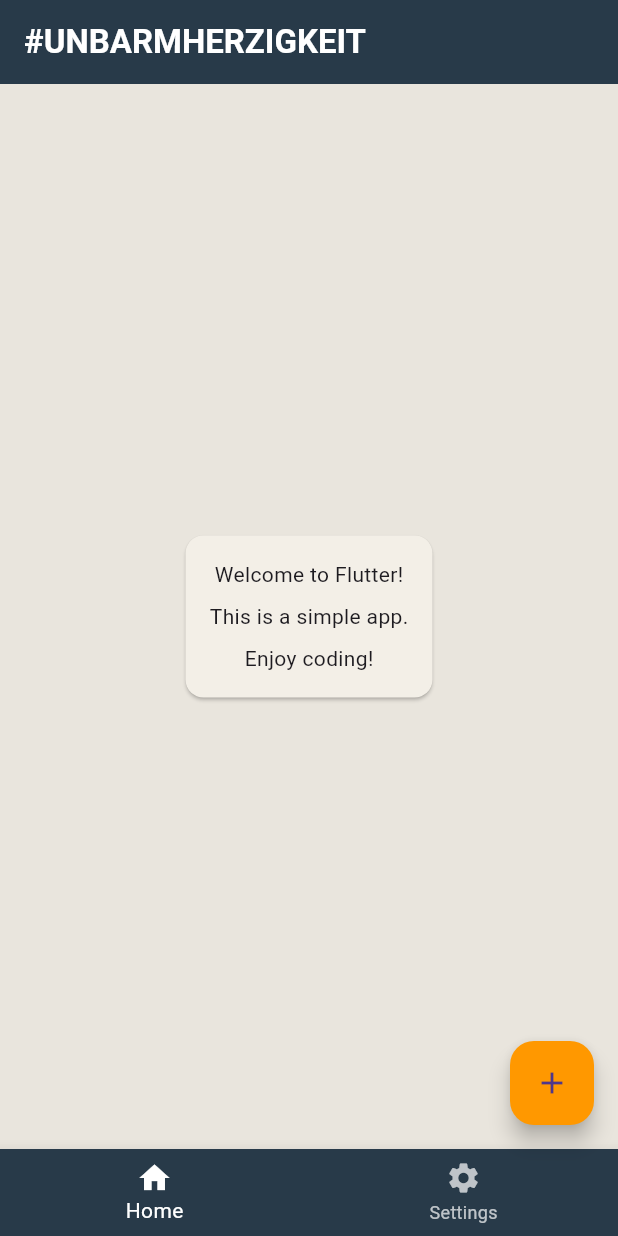
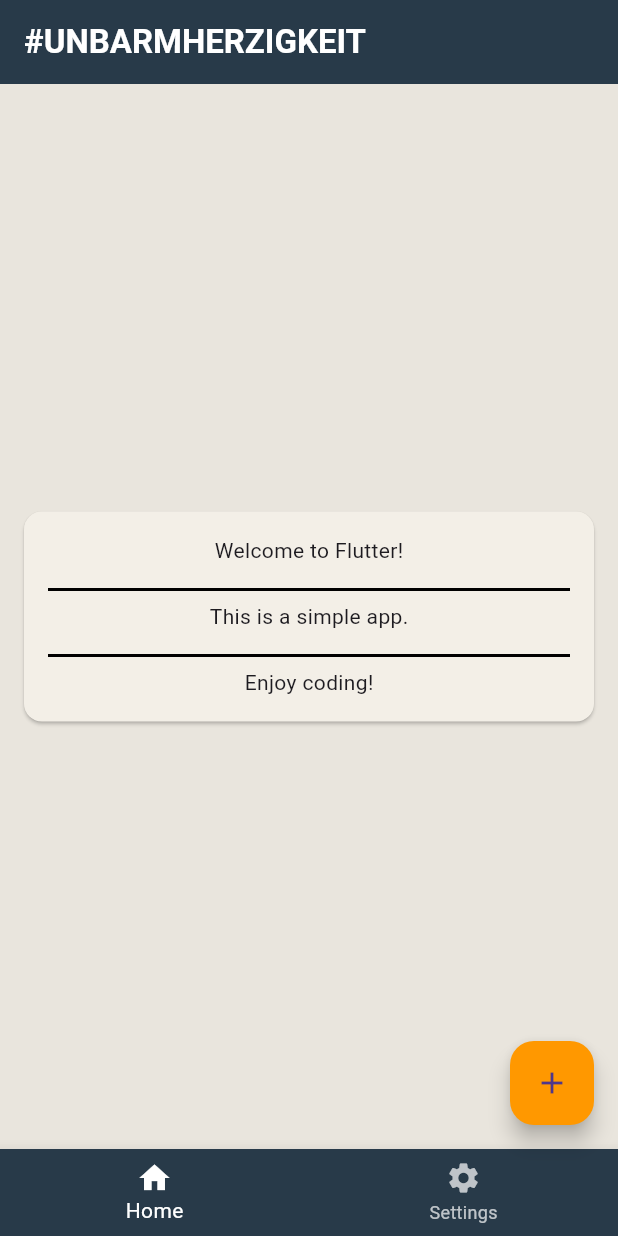
Before and after one commit to Ecky819/p13helloworld_flutter_app, a Flutter app: the screen it shows after launch, on a phone screen of 412 x 824 dp. Run offline on Flutter 3.47's test engine with Material 3 defaults, Android fonts, the phone set to English and light mode, and no system bars; Roboto replaces fonts that are missing (SFPro).

Commit message:
Divider hinzugefügt

```diff
--- a/lib/main.dart
+++ b/lib/main.dart
@@ -35,8 +35,10 @@ class MyApp extends StatelessWidget {
                 children: const [
                   Text('Welcome to Flutter!'),
                   SizedBox(height: 8),
+                  Divider(thickness: 2, color: Colors.black),
                   Text('This is a simple app.'),
                   SizedBox(height: 8),
+                  Divider(thickness: 2, color: Colors.black),
                   Text('Enjoy coding!'),
                 ],
               ),
```
